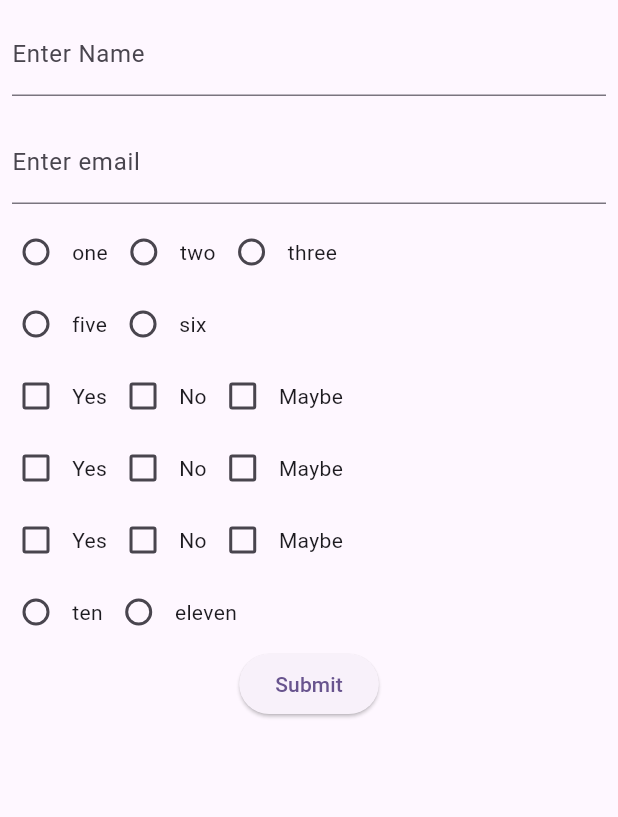
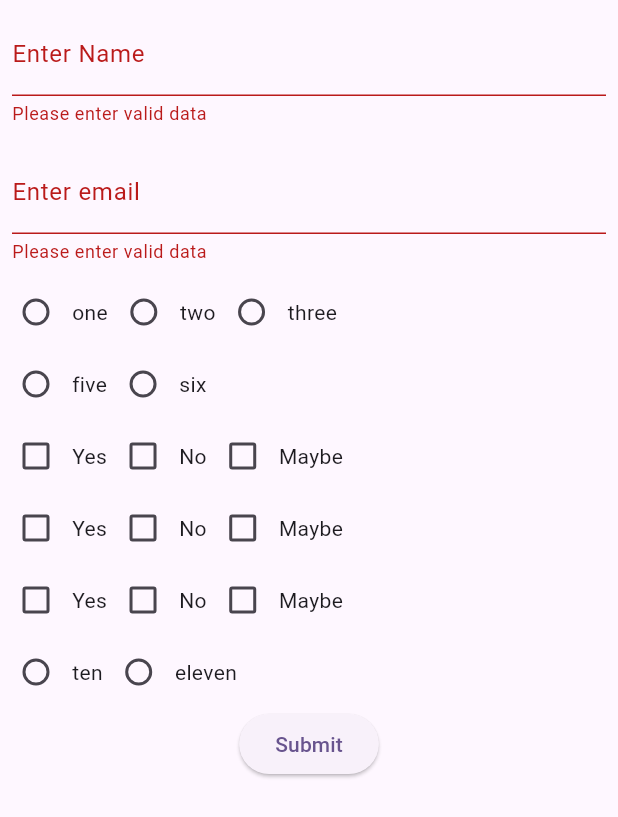
Before and after one commit to anjaliAzure/dynamic_form, a Flutter app: the screen it shows after launch, after a tap on "Submit", on a phone screen of 412 x 824 dp. Shown: the top 817 px of the screen. Run offline on Flutter 3.47's test engine with Material 2 defaults, Android fonts, the phone set to English and light mode, and no system bars; our stand-ins replace fluttertoast.

Commit message:
Added Validation

```diff
--- a/assets/form.json
+++ b/assets/form.json
@@ -10,7 +10,7 @@
 		{
 		"content-type" : "email / password / phone",
 		"input_type" : "text / number ",
-		"length" : [0 , 10]
+		"length" : [5 , 10]
 		}
 
 	 }
@@ -27,7 +27,7 @@
 			{
 			"content-type" : "email / password / phone",
 			"input_type" : "text / number ",
-			"length" : [0 , 10]
+			"length" : [5, 10]
 			}
 
 	 }
--- a/lib/app_screens/form_1.dart
+++ b/lib/app_screens/form_1.dart
@@ -1,9 +1,9 @@
 import 'dart:convert';
 import 'dart:developer';
-
 import 'package:flutter/material.dart';
 import 'package:flutter/services.dart' show rootBundle;
 import 'package:test2/app_constants/constants.dart';
+import 'package:test2/common_utilities/common_widgets.dart';
 import 'package:test2/models/checkBoxModel.dart';
 import 'package:test2/models/radio_model.dart';
 import 'package:test2/models/short_text_model.dart';
@@ -24,12 +24,32 @@ class _UserFormState extends State<UserForm> {
   late List<List<bool>?> checkBoxValue;
   late List<String?> editTexts;
 
+  final _formKey = GlobalKey<FormState>();
+
   Widget buildShortText(int idx)
   {
     ShortTextModel shortTextModel = ShortTextModel.fromJson(jsonDecode(responseTxt!)['fields'].elementAt(idx)["ob"]);
     return Padding(
       padding: const EdgeInsets.all(8.0),
       child: TextFormField(
+        validator: (val){
+           if(shortTextModel.validation!.length!.first > -1 && shortTextModel.validation!.length!.last > -1 )
+            {
+              return val!.length < shortTextModel.validation!.length!.first  || val.length > shortTextModel.validation!.length!.last
+                  ? "Please enter valid data" : null;
+            }
+            if(shortTextModel.validation!.length!.last > -1)
+            {
+              print("-- ${shortTextModel.validation!.length!.last} - ${val!.length}");
+              return val.length < shortTextModel.validation!.length!.first ? "Min ${shortTextModel.validation!.length!.first} characters required !" : null;
+            }
+            if(shortTextModel.validation!.length!.last > -1)
+            {
+              print("-- ${shortTextModel.validation!.length!.last} - ${val!.length}");
+              return val.length > shortTextModel.validation!.length!.last ? "Max ${shortTextModel.validation!.length!.last} characters required !" : null;
+            }
+          return null;
+        } ,
         decoration: InputDecoration(
           label: Text(shortTextModel.label!)
         ),
@@ -42,7 +62,6 @@ class _UserFormState extends State<UserForm> {
 
   Widget buildRadio(int idx)
   {
-    print(jsonDecode(responseTxt!)['fields'].elementAt(idx)["ob"]);
     RadioModel radioModel = RadioModel.fromJson(jsonDecode(responseTxt!)['fields'].elementAt(idx)["ob"]);
 
     return Row(
@@ -50,9 +69,14 @@ class _UserFormState extends State<UserForm> {
         for(int i = 0 ; i < radioModel.values!.length ; i++)
           Row(
             children: [
-              Radio(value: radioModel.values!.elementAt(i), groupValue: groupValue.elementAt(idx), onChanged: (value){
+              Radio(
+                  toggleable: true,
+                  value: radioModel.values!.elementAt(i), groupValue: groupValue.elementAt(idx), onChanged: (value){
+                    if(value == null)
+                      {
+                        log("-  now NULL ");
+                      }
                   setState(() {
-                    print("Hi");
                     groupValue[idx] = value.toString();
                   });
               }),
@@ -65,7 +89,6 @@ class _UserFormState extends State<UserForm> {
 
   Widget buildCheckBox(int idx)
   {
-    print(jsonDecode(responseTxt!)['fields'].elementAt(idx)["ob"]);
     CheckBoxModel checkBoxModel = CheckBoxModel.fromJson(jsonDecode(responseTxt!)['fields'].elementAt(idx)["ob"]);
 
 
@@ -100,7 +123,7 @@ class _UserFormState extends State<UserForm> {
     uiModel.fields!.forEach((element) {
        if(element.type == Constants.radio)
          {
-           groupValue.insert(element.id!, null);
+           groupValue.insert(element.id!, "null");
          }
        else if(element.type == Constants.checkBox)
        {
@@ -121,7 +144,9 @@ class _UserFormState extends State<UserForm> {
 
   @override
   Widget build(BuildContext context) {
-    return Scaffold(
+    return Form(
+      key: _formKey,
+      child: Scaffold(
         body: responseTxt == null ? Container() : SingleChildScrollView(
           child: Column(
             mainAxisSize: MainAxisSize.max,
@@ -139,32 +164,45 @@ class _UserFormState extends State<UserForm> {
                     }
                   }),
               ElevatedButton(onPressed: (){
-              print("hi!!!");
+                if(_formKey.currentState!.validate())
+                  {
                     for(int i= 0; i <uiModel.fields!.length ; i++)
                     {
+                      log("- ${uiModel.fields!.elementAt(i).type}");
                       switch(uiModel.fields!.elementAt(i).type)
                       {
                         case Constants.shortText : {
-                      log("-- ${editTexts.elementAt(i)}");
+                          log("Text is ${editTexts.elementAt(i)}");
                         }
                         break;
                         case Constants.radio : {
-                       if(groupValue[i] != null)
+
+                          RadioModel radioModel = RadioModel.fromJson(jsonDecode(responseTxt!)['fields'].elementAt(i)["ob"]);
+                          if(radioModel.validation!.isMandatory != null && radioModel.validation!.isMandatory!)
                             {
-                           log(groupValue[i].toString());
+                              if(groupValue[i] == "null")
+                              {
+                                  CommonWidgets.showToast("Please select item !");
+                              }
+                              else
+                                {
+                                  log("Radio is ${groupValue[i]}");
+                                }
                             }
                         }
                         break;
                         case Constants.checkBox : {
-                       log(checkBoxValue.elementAt(i).toString());
-                    };
+                          log("chckbox ${checkBoxValue.elementAt(i).toString()}");
+                        }
+                        break;
                         default : log("");
                       }
                     }
-
+                  }
               }, child: Text("Submit"))
             ],
           ),
-      ));
+        )),
+    );
   }
 }
--- /dev/null
+++ b/lib/common_utilities/common_widgets.dart
@@ -0,0 +1,9 @@
+import 'package:fluttertoast/fluttertoast.dart';
+
+class CommonWidgets
+{
+   static showToast(String content)
+   {
+     Fluttertoast.showToast(msg: content);
+   }
+}
--- a/pubspec.yaml
+++ b/pubspec.yaml
@@ -36,6 +36,7 @@ dependencies:
   # The following adds the Cupertino Icons font to your application.
   # Use with the CupertinoIcons class for iOS style icons.
   cupertino_icons: ^1.0.2
+  fluttertoast: ^8.2.2
 
 dev_dependencies:
   flutter_test:
```
Lines whose indentation alone changed are shown as unchanged.
